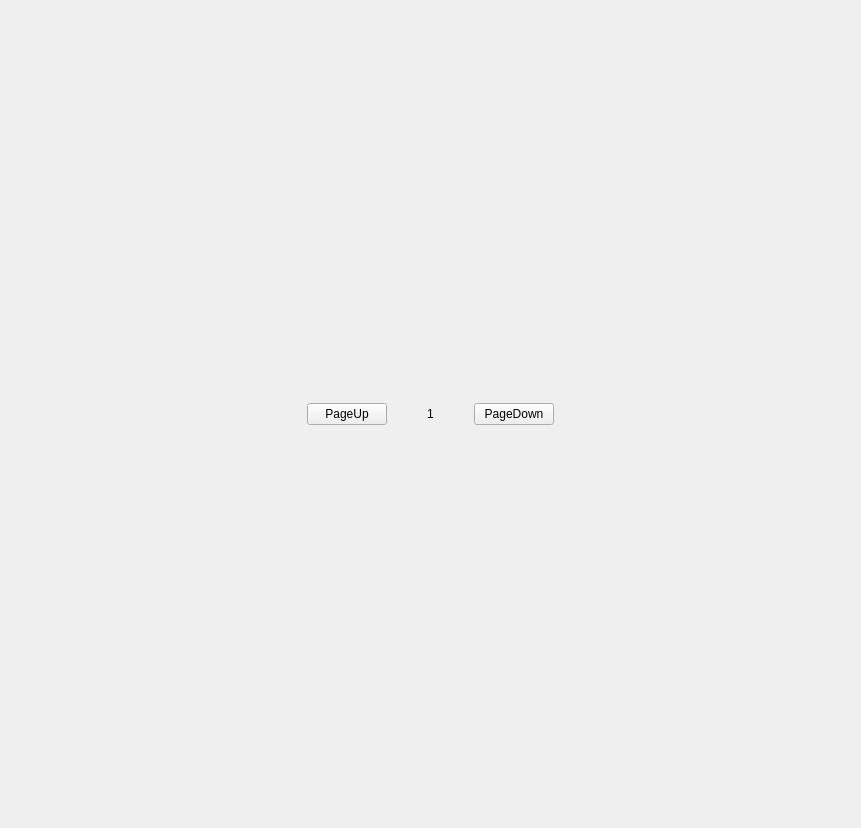
jiangzc/FlashBox, file mainwindow.ui: the form before one commit.
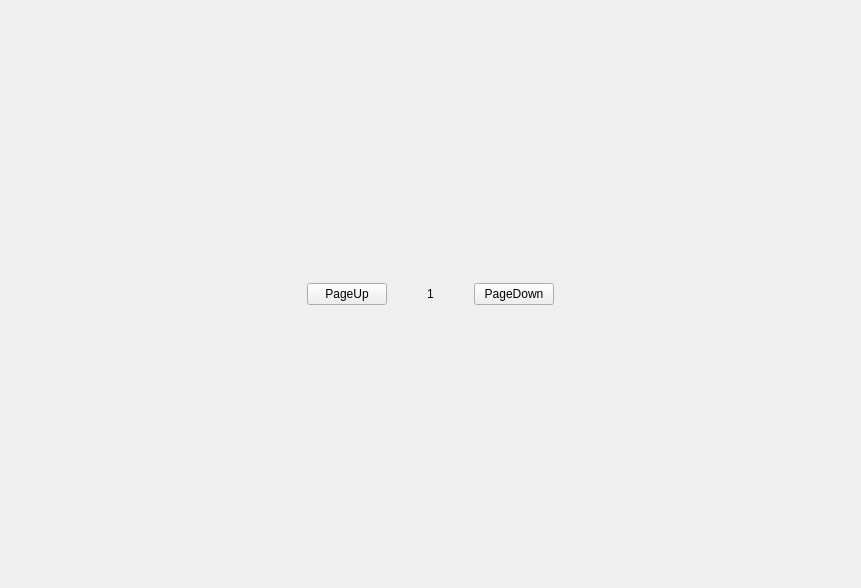
The form after the commit.

Diff of the .ui file:
```diff
--- a/mainwindow.ui
+++ b/mainwindow.ui
@@ -7,7 +7,7 @@
     <x>0</x>
     <y>0</y>
     <width>861</width>
-    <height>828</height>
+    <height>588</height>
    </rect>
   </property>
   <property name="windowTitle">
@@ -16,7 +16,7 @@
   <widget class="QWidget" name="centralWidget">
    <layout class="QVBoxLayout" name="verticalLayout_3">
     <item>
-     <layout class="QVBoxLayout" name="verticalLayout_2" stretch="10,1">
+     <layout class="QVBoxLayout" name="verticalLayout_2" stretch="0,0">
       <item>
        <layout class="QVBoxLayout" name="verticalLayout"/>
       </item>
```
